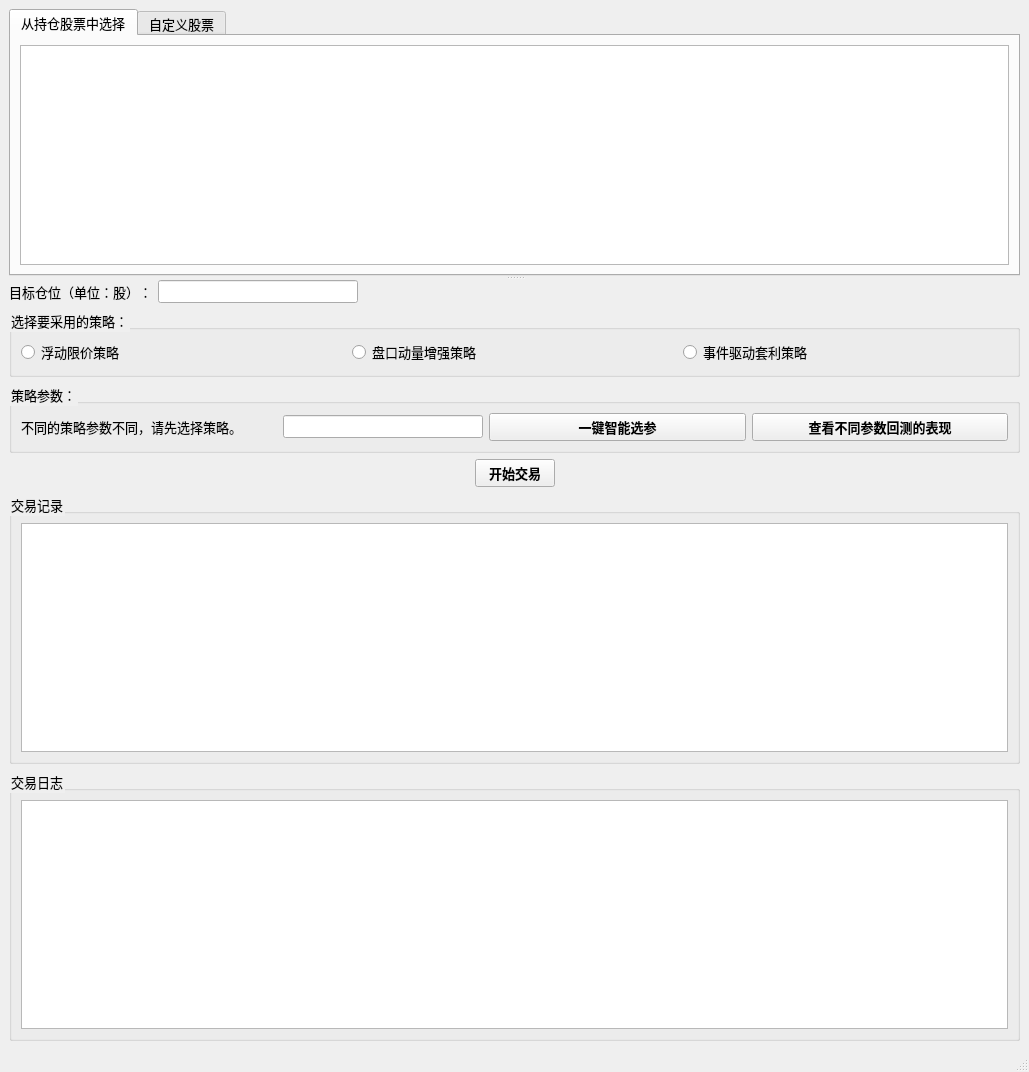
The window that live_ui.ui (mayicome/yuejiaoshourinei) describes before a commit, drawn with Qt 5.
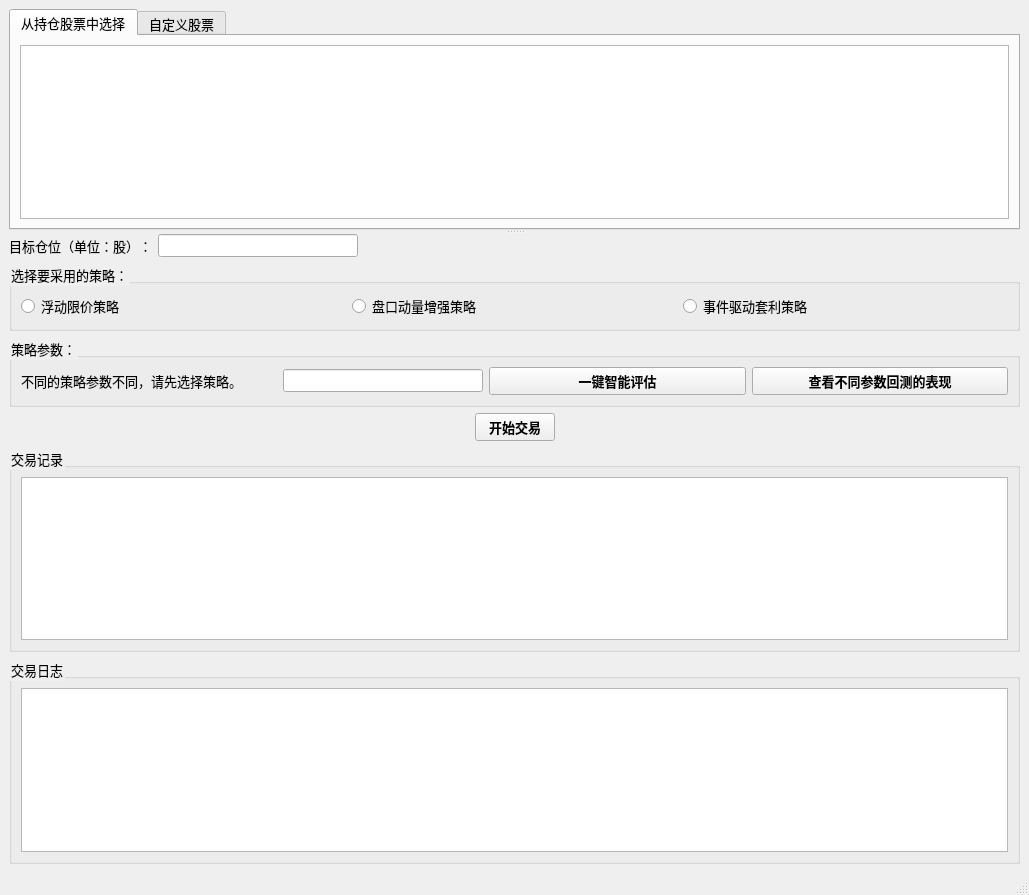
The same window after the commit. Icons and pictures are not drawn.

```diff
--- a/live_ui.ui
+++ b/live_ui.ui
@@ -7,7 +7,7 @@
     <x>0</x>
     <y>0</y>
     <width>1029</width>
-    <height>1072</height>
+    <height>895</height>
    </rect>
   </property>
   <property name="windowTitle">
@@ -86,7 +86,7 @@
         </item>
        </layout>
       </widget>
-      <widget class="QWidget" name="">
+      <widget class="QWidget" name="layoutWidget">
        <layout class="QVBoxLayout" name="verticalLayout_6">
         <item>
          <layout class="QHBoxLayout" name="horizontalLayout_5">
@@ -184,7 +184,7 @@
              <item>
               <widget class="QPushButton" name="pushButton_3">
                <property name="text">
-                <string>一键智能选参</string>
+                <string>一键智能评估</string>
                </property>
               </widget>
              </item>
```
Left out of the diff: 9 changed lines with no effect on the pictures.
